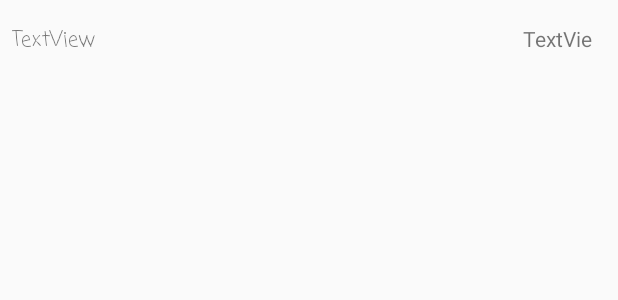
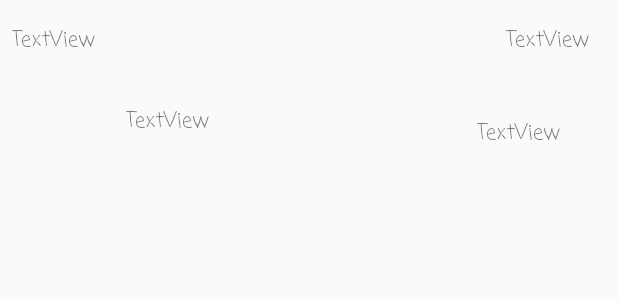
Before and after one commit to cking90/BudsList, an Android app: the layout layout_book_item.xml on its own in the app's theme, with its tools: preview values and no code run, on a phone screen of 412 x 824 dp. Shown: the top 300 px of the screen. Run offline under Robolectric (Android 15) with nearby library versions, the phone set to English and light mode, and no system bars.

Commit message:
Create Recycler View for the Search Function

```diff
--- a/app/src/main/java/edu/gatech/hackgt/budslist/MainPageActivity.java
+++ b/app/src/main/java/edu/gatech/hackgt/budslist/MainPageActivity.java
@@ -30,6 +30,12 @@ public class MainPageActivity extends AppCompatActivity {
         startActivity(intent);
     }
 
+    public void onClickSearchBooks(View view) {
+        Intent intent = new Intent(this, SearchForBooksActivity.class);
+        intent.putExtra("user_email", userEmail);
+        startActivity(intent);
+    }
+
 
 
 }
--- a/app/src/main/java/edu/gatech/hackgt/budslist/models/Model.java
+++ b/app/src/main/java/edu/gatech/hackgt/budslist/models/Model.java
@@ -91,6 +91,10 @@ public class Model {
         return books;
     }
 
+    public List<Book> getBooks() {
+        return books;
+    }
+
 
     public static void initDefaultData() {
 
--- a/app/src/main/res/layout/activity_main_page.xml
+++ b/app/src/main/res/layout/activity_main_page.xml
@@ -26,6 +26,7 @@
         android:layout_height="wrap_content"
         android:layout_marginEnd="24dp"
         android:backgroundTint="@color/colorPrimary"
+        android:onClick="onClickSearchBooks"
         android:text="Search for Books"
         app:layout_constraintEnd_toEndOf="parent"
         app:layout_constraintTop_toTopOf="@+id/sellBookBtn" />
--- a/app/src/main/res/layout/activity_search_for_books.xml
+++ b/app/src/main/res/layout/activity_search_for_books.xml
@@ -8,12 +8,16 @@
     tools:context=".SearchForBooksActivity">
 
     <android.support.v7.widget.RecyclerView
+        android:id="@+id/bookRecyclerView"
         android:layout_width="334dp"
         android:layout_height="264dp"
         android:layout_marginStart="8dp"
         android:layout_marginTop="16dp"
         android:layout_marginEnd="8dp"
+        android:layout_marginBottom="8dp"
+        app:layout_constraintBottom_toBottomOf="parent"
         app:layout_constraintEnd_toEndOf="parent"
         app:layout_constraintStart_toStartOf="parent"
-        app:layout_constraintTop_toTopOf="parent" />
+        app:layout_constraintTop_toTopOf="parent"
+        app:layout_constraintVertical_bias="0.0" />
 </android.support.constraint.ConstraintLayout>
--- a/app/src/main/res/layout/layout_book_item.xml
+++ b/app/src/main/res/layout/layout_book_item.xml
@@ -1,13 +1,14 @@
 <?xml version="1.0" encoding="utf-8"?>
-<LinearLayout xmlns:android="http://schemas.android.com/apk/res/android"
+<RelativeLayout xmlns:android="http://schemas.android.com/apk/res/android"
     xmlns:app="http://schemas.android.com/apk/res-auto"
     xmlns:tools="http://schemas.android.com/tools"
-    android:layout_width="match_parent" android:layout_height="match_parent"
-    android:orientation="vertical">
+    android:id="@+id/bookAdapterLayout"
+    android:layout_width="match_parent"
+    android:layout_height="wrap_content">
 
     <android.support.constraint.ConstraintLayout
         android:layout_width="match_parent"
-        android:layout_height="match_parent">
+        android:layout_height="wrap_content">
 
         <TextView
             android:id="@+id/bookNameTextView"
@@ -25,15 +26,43 @@
 
         <TextView
             android:id="@+id/bookPriceTextView"
-            android:layout_width="46dp"
-            android:layout_height="17dp"
+            android:layout_width="58dp"
+            android:layout_height="25dp"
             android:layout_marginStart="8dp"
             android:layout_marginTop="16dp"
             android:layout_marginEnd="8dp"
+            android:fontFamily="casual"
             android:text="TextView"
             app:layout_constraintEnd_toEndOf="parent"
             app:layout_constraintHorizontal_bias="0.942"
             app:layout_constraintStart_toEndOf="@+id/bookNameTextView"
             app:layout_constraintTop_toTopOf="parent" />
+
+        <TextView
+            android:id="@+id/bookAuthorTextView"
+            android:layout_width="107dp"
+            android:layout_height="22dp"
+            android:layout_marginStart="8dp"
+            android:layout_marginTop="16dp"
+            android:layout_marginEnd="8dp"
+            android:layout_marginBottom="8dp"
+            android:fontFamily="casual"
+            android:text="TextView"
+            app:layout_constraintBottom_toBottomOf="@+id/bookSellerTextView"
+            app:layout_constraintEnd_toEndOf="parent"
+            app:layout_constraintHorizontal_bias="0.264"
+            app:layout_constraintStart_toStartOf="parent"
+            app:layout_constraintTop_toBottomOf="@+id/bookNameTextView" />
+
+        <TextView
+            android:id="@+id/bookSellerTextView"
+            android:layout_width="78dp"
+            android:layout_height="wrap_content"
+            android:layout_marginEnd="16dp"
+            android:layout_marginBottom="8dp"
+            android:fontFamily="casual"
+            android:text="TextView"
+            app:layout_constraintBottom_toBottomOf="parent"
+            app:layout_constraintEnd_toEndOf="parent" />
     </android.support.constraint.ConstraintLayout>
-</LinearLayout>
+</RelativeLayout>
```
Also changed, not shown: app/src/main/java/edu/gatech/hackgt/budslist/BookRecyclerViewAdapter.java (added, +91 -0 lines), app/src/main/java/edu/gatech/hackgt/budslist/SearchForBooksActivity.java (+43 -1 lines).
